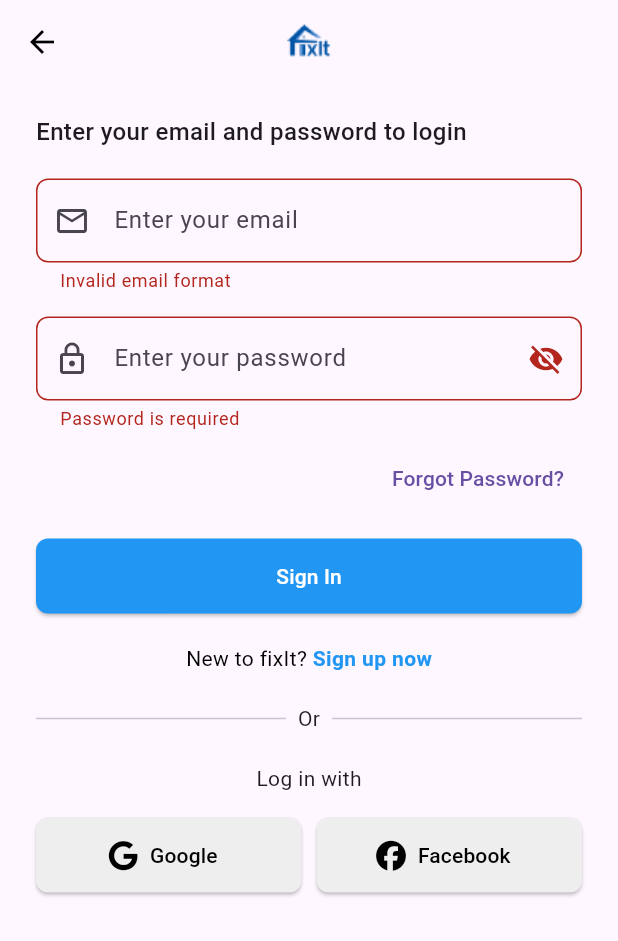
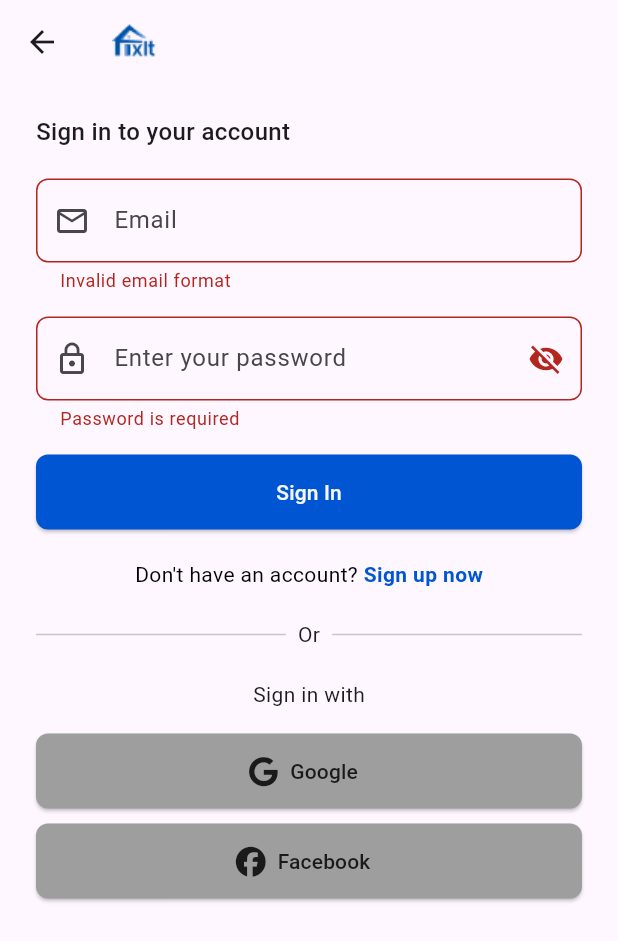
Before and after one commit to midomohamed61/Fix_It, a Flutter app: the screen it shows after launch, after a tap on "Sign In", on a phone screen of 412 x 824 dp. Shown: the top 941 px of the screen. Run offline on Flutter 3.47's test engine with Material 3 defaults, Android fonts, the light colour scheme and no system bars; our stand-ins replace bloc, dio, flutter_bloc, flutter_screenutil, flutter_secure_storage, font_awesome_flutter and 6 more; generated files the repository leaves out were written again.

Commit message:
add colors , verfication but not end yet , service type

```diff
--- a/lib/core/di/di.dart
+++ b/lib/core/di/di.dart
@@ -3,6 +3,7 @@ import 'package:fix_it/core/networking/api_service.dart';
 import 'package:fix_it/core/networking/dio_factory.dart';
 import 'package:fix_it/core/repos/signin_repo.dart';
 import 'package:fix_it/core/repos/signup_repo.dart';
+import 'package:fix_it/featuers/auth/account/cubit/service_type_cubit.dart';
 import 'package:fix_it/featuers/auth/signin/cubit/cubit/signin_cubit.dart';
 import 'package:fix_it/featuers/auth/signup/cubit/cubit/signup_cubit.dart';
 import 'package:get_it/get_it.dart';
@@ -23,6 +24,6 @@ Future<void> setupGetIt() async {
   getIt.registerLazySingleton<SignupRepo>(() => SignupRepo(getIt()));
   getIt.registerFactory<SignupCubit>(() => SignupCubit(getIt()));
 
-  // home
-
+  // Register ServiceTypeCubit
+  getIt.registerFactory<ServiceTypeCubit>(() => ServiceTypeCubit());
 }
--- a/lib/core/networking/dio_factory.dart
+++ b/lib/core/networking/dio_factory.dart
@@ -30,7 +30,7 @@ class DioFactory {
     dio?.options.headers = {
       'Accept': 'application/json',
       'Authorization':
-          'Bearer ${await SharedPrefHelper.getSecuredString(SharedPrefKeys.userToken)}',
+          'Bearer ${await SharedPrefHelper.getString(SharedPrefKeys.userToken)}',
     };
   }
 
--- a/lib/core/routing/app_router.dart
+++ b/lib/core/routing/app_router.dart
@@ -1,5 +1,8 @@
 import 'package:fix_it/core/di/di.dart';
 import 'package:fix_it/core/routing/routes.dart';
+import 'package:fix_it/featuers/auth/account/cubit/service_type_cubit.dart';
+import 'package:fix_it/featuers/auth/account/phone_verification_screen.dart';
+import 'package:fix_it/featuers/auth/account/role_selection%20_screen.dart';
 import 'package:fix_it/featuers/auth/signin/cubit/cubit/signin_cubit.dart';
 import 'package:fix_it/featuers/auth/signin/signinScreen.dart';
 import 'package:fix_it/featuers/auth/signup/cubit/cubit/signup_cubit.dart';
@@ -24,6 +27,22 @@ class AppRouter {
             child: const SignUpScreen(),
           ),
         );
+        case Routes.RoleSelectionScreen:
+  return MaterialPageRoute(
+    builder: (context) => BlocProvider(
+      create: (context) => getIt<ServiceTypeCubit>(),
+      child: const RoleSelectionScreen(),
+    ),
+  );
+
+        case Routes.PhoneVerificationScreen:
+  return MaterialPageRoute(
+    builder: (_) => BlocProvider.value(
+      value: getIt<SignupCubit>(),
+      child: const PhoneVerificationScreen(),
+    ),
+  );
+
       default:
         return MaterialPageRoute(
           builder: (_) => Scaffold(
--- a/lib/core/routing/routes.dart
+++ b/lib/core/routing/routes.dart
@@ -1,4 +1,6 @@
 class Routes {
   static const String SigninScreen = '/SigninScreen';
   static const String SignupScreen = '/SignupScreen';
+  static const String RoleSelectionScreen = '/RoleSelectionScreen';
+  static const String PhoneVerificationScreen = '/PhoneVerificationScreen';
 }
--- /dev/null
+++ b/lib/core/themes/app_colors.dart
@@ -0,0 +1,9 @@
+import 'package:flutter/material.dart';
+
+class AppColors {
+  static const Color primaryColor = Color(0xFF0056D2); // الأزرق للأزرار والعناوين الرئيسية
+  static const Color backgroundColor = Color(0xFFF6F6F6); // الخلفية البيضاء
+  static const Color textColor = Color(0xFF1A1A1A); // اللون الأسود للنصوص الأساسية
+  static const Color greyTextColor = Color(0xFF9E9E9E); // اللون الرمادي للنصوص الثانوية
+  static const Color borderColor = Color(0xFFD6D6D6); // لون الإطار لحواف الـ TextField
+}
--- a/lib/featuers/auth/signin/cubit/cubit/signin_cubit.dart
+++ b/lib/featuers/auth/signin/cubit/cubit/signin_cubit.dart
@@ -1,4 +1,3 @@
-import 'package:fix_it/core/helpers/constants.dart';
 import 'package:fix_it/core/helpers/shared_pref_helper.dart';
 import 'package:fix_it/core/models/signin/login_request_body.dart';
 import 'package:fix_it/core/networking/dio_factory.dart';
@@ -12,22 +11,22 @@ class SigninCubit extends Cubit<SigninState> {
 
   SigninCubit(this._signinRepo) : super(const SigninState.initial());
 
-  /// Controllers
+  // Controllers
   final TextEditingController emailController = TextEditingController();
   final TextEditingController passwordController = TextEditingController();
 
-  /// Form Key
+  // Form Key
   final formKey = GlobalKey<FormState>();
 
-  /// Login Method
+  // Login Method
   Future<void> emitSigninStates() async {
-    if (!formKey.currentState!.validate()) return; // Stop if form is not valid
+    if (!formKey.currentState!.validate()) return;
 
-    emit(const SigninState.Loading()); // Emit loading state
+    emit(const SigninState.Loading());
 
     final response = await _signinRepo.login(
       LoginRequestBody(
-        email: emailController.text.trim(), // Trim for safety
+        email: emailController.text.trim(),
         password: passwordController.text.trim(),
       ),
     );
@@ -36,29 +35,20 @@ class SigninCubit extends Cubit<SigninState> {
       success: (loginResponse) async {
         final token = loginResponse.userData?.token ?? '';
 
-        /// Save Token & Set Header
+        // Save Token & Set Header
         await _saveUserToken(token);
 
-        /// Emit success state with data
         emit(SigninState.success(loginResponse));
       },
       failure: (error) {
-        emit(SigninState.error(
-          error: error.apiErrorModel.message ?? 'حدث خطأ ما!',
-        ));
+        emit(SigninState.error(error: error.apiErrorModel.message ?? 'Error'));
       },
     );
   }
 
-  /// Save Token Locally and Add it to Dio Header
+  // Save Token Locally and Add it to Dio Header
   Future<void> _saveUserToken(String token) async {
-    await SharedPrefHelper.setSecuredString(SharedPrefKeys.userToken, token);
+    await SharedPrefHelper.setData('userToken', token); // Saving token
     DioFactory.setTokenIntoHeaderAfterLogin(token);
   }
-
-  /// Dispose Controllers when Needed (Optional for better management)
-  void disposeControllers() {
-    emailController.dispose();
-    passwordController.dispose();
-  }
 }
--- a/lib/featuers/auth/signin/signinScreen.dart
+++ b/lib/featuers/auth/signin/signinScreen.dart
@@ -1,3 +1,4 @@
+import 'package:fix_it/core/themes/app_colors.dart';
 import 'package:fix_it/featuers/auth/signin/cubit/cubit/signin_cubit.dart';
 import 'package:fix_it/featuers/auth/signin/cubit/cubit/signin_state.dart';
 import 'package:fix_it/featuers/auth/signin/widget/auth_custom_app_bar.dart';
@@ -15,21 +16,10 @@ class SignInScreen extends StatelessWidget {
 
   @override
   Widget build(BuildContext context) {
-    return const SignInScreenBody();
-  }
-}
-
-class SignInScreenBody extends StatelessWidget {
-  const SignInScreenBody({super.key});
-
-  @override
-  Widget build(BuildContext context) {
     final cubit = context.read<SigninCubit>();
 
     return Scaffold(
-      appBar: AuthCustomAppBar(
-        onBack: () => Navigator.pop(context),
-      ),
+      appBar: AuthCustomAppBar(),
       body: Padding(
         padding: const EdgeInsets.symmetric(horizontal: 24.0),
         child: Form(
@@ -39,15 +29,13 @@ class SignInScreenBody extends StatelessWidget {
               crossAxisAlignment: CrossAxisAlignment.start,
               children: [
                 const SizedBox(height: 20),
-                const Text(
-                  "Enter your email and password to login",
-                  style: TextStyle(fontSize: 16, fontWeight: FontWeight.w500),
-                ),
+                const Text("Sign in to your account",
+                    style:
+                        TextStyle(fontSize: 16, fontWeight: FontWeight.w500)),
                 const SizedBox(height: 20),
 
-                /// Email Field
                 CustomTextField(
-                  hintText: "Enter your email",
+                  hintText: "Email",
                   icon: Icons.email_outlined,
                   controller: cubit.emailController,
                   validator: (value) => AppRegex.isEmailValid(value!)
@@ -56,32 +44,20 @@ class SignInScreenBody extends StatelessWidget {
                 ),
                 const SizedBox(height: 16),
 
-                /// Password Field
                 CustomPasswordField(
                   controller: cubit.passwordController,
                   validator: (value) =>
                       value!.isEmpty ? "Password is required" : null,
                 ),
-                const SizedBox(height: 8),
-
-                /// Forgot Password Button
-                Align(
-                  alignment: Alignment.centerRight,
-                  child: TextButton(
-                    onPressed: () {}, // Forgot password logic
-                    child: const Text("Forgot Password?"),
-                  ),
-                ),
                 const SizedBox(height: 16),
 
-                /// Sign In Button with BlocConsumer
                 BlocConsumer<SigninCubit, SigninState>(
                   listener: (context, state) {
                     if (state is Success) {
                       ScaffoldMessenger.of(context).showSnackBar(
-                        const SnackBar(content: Text("Login Successful!")),
+                        const SnackBar(content: Text('Login Successful!')),
                       );
-                      Navigator.pushNamed(context, '/HomeScreen');
+                      Navigator.pushNamed(context, '/RoleSelectionScreen');
                     } else if (state is Error) {
                       ScaffoldMessenger.of(context).showSnackBar(
                         SnackBar(content: Text(state.error)),
@@ -96,44 +72,35 @@ class SignInScreenBody extends StatelessWidget {
                       child: ElevatedButton(
                         onPressed: isLoading
                             ? null
-                            : () {
-                                if (cubit.formKey.currentState!.validate()) {
-                                  cubit.emitSigninStates();
-                                }
-                              },
+                            : () => cubit.emitSigninStates(),
                         style: ElevatedButton.styleFrom(
-                          backgroundColor: Colors.blue,
+                          backgroundColor: AppColors.primaryColor,
                           shape: RoundedRectangleBorder(
                             borderRadius: BorderRadius.circular(8),
                           ),
                         ),
                         child: isLoading
                             ? const CircularProgressIndicator(
-                                color: Colors.white,
+                                color: AppColors.backgroundColor,
                               )
-                            : const Text(
-                                "Sign In",
-                                style: TextStyle(color: Colors.white),
-                              ),
+                            : const Text("Sign In",
+                                style: TextStyle(color: AppColors.backgroundColor)),
                       ),
                     );
                   },
                 ),
                 const SizedBox(height: 20),
 
-                /// Sign Up Redirect
                 Center(
                   child: Text.rich(
                     TextSpan(
-                      text: "New to fixIt? ",
+                      text: "Don't have an account? ",
                       style: const TextStyle(fontSize: 14, color: Colors.black),
                       children: [
                         TextSpan(
                           text: "Sign up now",
                           style: const TextStyle(
-                            color: Colors.blue,
-                            fontWeight: FontWeight.bold,
-                          ),
+                              color: AppColors.primaryColor, fontWeight: FontWeight.bold),
                           recognizer: TapGestureRecognizer()
                             ..onTap = () {
                               Navigator.pushNamed(context, '/SignupScreen');
@@ -145,7 +112,6 @@ class SignInScreenBody extends StatelessWidget {
                 ),
                 const SizedBox(height: 20),
 
-                /// Divider
                 Row(
                   children: const [
                     Expanded(child: Divider(thickness: 1)),
@@ -158,30 +124,19 @@ class SignInScreenBody extends StatelessWidget {
                 ),
                 const SizedBox(height: 20),
 
-                /// Social Login
-                const Center(child: Text("Log in with")),
+                const Center(child: Text("Sign in with")),
                 const SizedBox(height: 16),
-                Row(
-                  children: [
-                    /// Google Button
-                    Flexible(
-                      child: SocialButton(
-                        icon: FontAwesomeIcons.google,
-                        text: 'Google',
-                        onPressed: () {}, // Google login
-                      ),
-                    ),
-                    const SizedBox(width: 10),
 
-                    /// Facebook Button
-                    Flexible(
-                      child: SocialButton(
-                        icon: FontAwesomeIcons.facebook,
-                        text: 'Facebook',
-                        onPressed: () {}, // Facebook login
-                      ),
-                    ),
-                  ],
+                SocialButton(
+                  icon: FontAwesomeIcons.google,
+                  text: 'Google',
+                  onPressed: () {},
+                ),
+                const SizedBox(height: 10),
+                SocialButton(
+                  icon: FontAwesomeIcons.facebook,
+                  text: 'Facebook',
+                  onPressed: () {},
                 ),
                 const SizedBox(height: 30),
               ],
--- a/lib/featuers/auth/signin/widget/auth_custom_app_bar.dart
+++ b/lib/featuers/auth/signin/widget/auth_custom_app_bar.dart
@@ -1,12 +1,11 @@
+import 'package:fix_it/core/themes/app_colors.dart';
 import 'package:flutter/material.dart';
 
 class AuthCustomAppBar extends StatelessWidget implements PreferredSizeWidget {
-  final VoidCallback onBack;
   final String logoPath;
 
   const AuthCustomAppBar({
     super.key,
-    required this.onBack,
     this.logoPath = 'assets/images/Frame.png', // المسار الافتراضي للوجو
   });
 
@@ -16,13 +15,6 @@ class AuthCustomAppBar extends StatelessWidget implements PreferredSizeWidget {
   @override
   Widget build(BuildContext context) {
     return AppBar(
-      backgroundColor: Colors.transparent,
-      elevation: 0,
-      leading: IconButton(
-        icon: const Icon(Icons.arrow_back, color: Colors.black),
-        onPressed: onBack,
-      ),
-      centerTitle: true,
       title: Image.asset(
         logoPath,
         height: 30, // حجم اللوجو
--- a/lib/featuers/auth/signin/widget/custom_checkbox_row.dart
+++ b/lib/featuers/auth/signin/widget/custom_checkbox_row.dart
@@ -1,3 +1,4 @@
+import 'package:fix_it/core/themes/app_colors.dart';
 import 'package:flutter/material.dart';
 
 class CustomCheckboxRow extends StatelessWidget {
@@ -21,7 +22,7 @@ class CustomCheckboxRow extends StatelessWidget {
             children: [
               TextSpan(
                 text: "Term & Conditions",
-                style: TextStyle(color: Colors.blue),
+                style: TextStyle(color: AppColors.primaryColor),
               ),
             ],
           ),
--- a/lib/featuers/auth/signin/widget/social_button.dart
+++ b/lib/featuers/auth/signin/widget/social_button.dart
@@ -1,3 +1,4 @@
+import 'package:fix_it/core/themes/app_colors.dart' show AppColors;
 import 'package:flutter/material.dart';
 import 'package:font_awesome_flutter/font_awesome_flutter.dart';
 
@@ -23,8 +24,8 @@ class SocialButton extends StatelessWidget {
           shape: RoundedRectangleBorder(
             borderRadius: BorderRadius.circular(8),
           ),
-          backgroundColor: Colors.grey[200],
-          foregroundColor: Colors.black,
+          backgroundColor: AppColors.greyTextColor,
+          foregroundColor: AppColors.textColor,
         ),
         onPressed: onPressed,
         icon: Icon(icon, size: 20),
--- a/pubspec.yaml
+++ b/pubspec.yaml
@@ -50,6 +50,11 @@ dependencies:
   pretty_dio_logger: ^1.4.0
   shared_preferences: ^2.5.2
   flutter_secure_storage: ^4.2.1
+  country_picker: ^2.0.27
+  intl_phone_number_field: ^0.2.1
+  intl_phone_number_input: ^0.7.4
+  libphonenumber_web: ^0.3.2
+  country_code_picker: ^3.2.0
 
 dev_dependencies:
   flutter_test:
```
Also changed, not shown: lib/core/helpers/shared_pref_helper.dart (+21 -52 lines), lib/featuers/auth/account/cubit/service_type_cubit.dart (added, +20 -0 lines), lib/featuers/auth/account/cubit/service_type_state.dart (added, +13 -0 lines), lib/featuers/auth/account/phone_verification_screen.dart (added, +81 -0 lines), lib/featuers/auth/account/role_selection _screen.dart (added, +82 -0 lines), lib/featuers/auth/signup/cubit/cubit/signup_cubit.dart (+18 -5 lines), lib/featuers/auth/signup/signupScreen.dart (+8 -7 lines), pubspec.lock.
